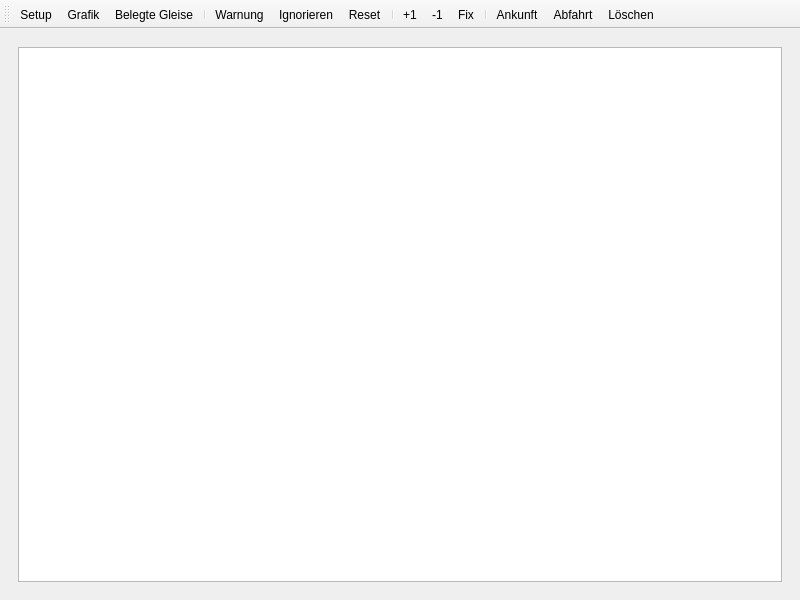
First picture: the form in stskit/qt/gleisbelegung.ui, repository topological-state/stskit, before the edit.
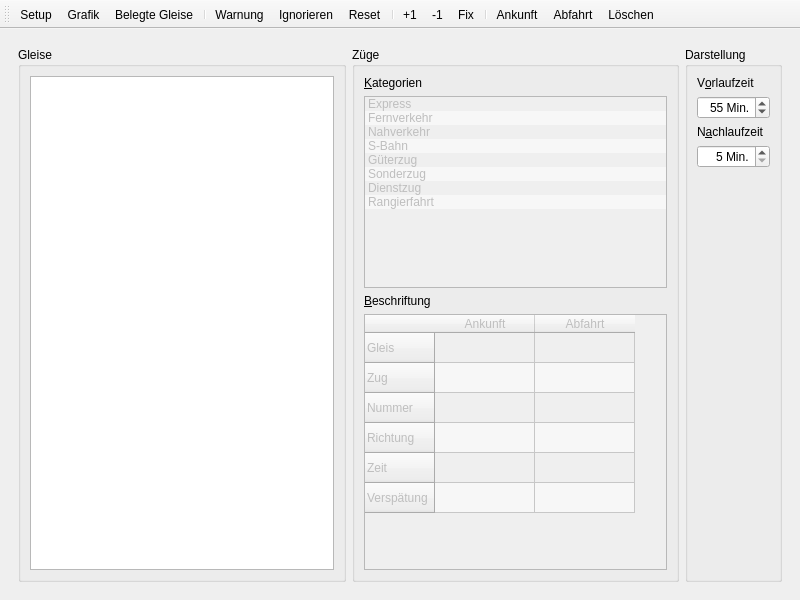
Second picture: the form after the edit. The open tabs and pages were chosen to show the change. Icons and pictures are not drawn.

The edit to the form file:
```diff
--- a/stskit/qt/gleisbelegung.ui
+++ b/stskit/qt/gleisbelegung.ui
@@ -14,7 +14,7 @@
    <string>MainWindow</string>
   </property>
   <widget class="QWidget" name="centralwidget">
-   <layout class="QVBoxLayout" name="verticalLayout">
+   <layout class="QHBoxLayout" name="horizontalLayout_3">
     <item>
      <widget class="QStackedWidget" name="stackedWidget">
       <property name="currentIndex">
@@ -23,10 +23,358 @@
       <widget class="QWidget" name="settings_page">
        <layout class="QHBoxLayout" name="horizontalLayout_2">
         <item>
-         <widget class="QTreeView" name="gleisView">
-          <property name="alternatingRowColors">
-           <bool>true</bool>
+         <widget class="QGroupBox" name="gleise_group">
+          <property name="title">
+           <string>Gleise</string>
           </property>
+          <layout class="QVBoxLayout" name="verticalLayout">
+           <item>
+            <widget class="QTreeView" name="gleisView">
+             <property name="alternatingRowColors">
+              <bool>true</bool>
+             </property>
+            </widget>
+           </item>
+          </layout>
+         </widget>
+        </item>
+        <item>
+         <widget class="QGroupBox" name="zuege_group">
+          <property name="title">
+           <string>Züge</string>
+          </property>
+          <layout class="QVBoxLayout" name="verticalLayout_2">
+           <item>
+            <widget class="QLabel" name="kategorien_label">
+             <property name="text">
+              <string>&amp;Kategorien</string>
+             </property>
+             <property name="buddy">
+              <cstring>kategorien_list</cstring>
+             </property>
+            </widget>
+           </item>
+           <item>
+            <widget class="QListWidget" name="kategorien_list">
+             <property name="enabled">
+              <bool>false</bool>
+             </property>
+             <property name="sizePolicy">
+              <sizepolicy hsizetype="Expanding" vsizetype="Preferred">
+               <horstretch>0</horstretch>
+               <verstretch>0</verstretch>
+              </sizepolicy>
+             </property>
+             <property name="alternatingRowColors">
+              <bool>true</bool>
+             </property>
+             <property name="selectionBehavior">
+              <enum>QAbstractItemView::SelectRows</enum>
+             </property>
+             <item>
+              <property name="text">
+               <string>Express</string>
+              </property>
+             </item>
+             <item>
+              <property name="text">
+               <string>Fernverkehr</string>
+              </property>
+             </item>
+             <item>
+              <property name="text">
+               <string>Nahverkehr</string>
+              </property>
+             </item>
+             <item>
+              <property name="text">
+               <string>S-Bahn</string>
+              </property>
+             </item>
+             <item>
+              <property name="text">
+               <string>Güterzug</string>
+              </property>
+             </item>
+             <item>
+              <property name="text">
+               <string>Sonderzug</string>
+              </property>
+             </item>
+             <item>
+              <property name="text">
+               <string>Dienstzug</string>
+              </property>
+             </item>
+             <item>
+              <property name="text">
+               <string>Rangierfahrt</string>
+              </property>
+             </item>
+            </widget>
+           </item>
+           <item>
+            <widget class="QLabel" name="beschriftung_label">
+             <property name="text">
+              <string>&amp;Beschriftung</string>
+             </property>
+             <property name="buddy">
+              <cstring>beschriftung_table</cstring>
+             </property>
+            </widget>
+           </item>
+           <item>
+            <widget class="QTableWidget" name="beschriftung_table">
+             <property name="enabled">
+              <bool>false</bool>
+             </property>
+             <property name="alternatingRowColors">
+              <bool>true</bool>
+             </property>
+             <property name="selectionMode">
+              <enum>QAbstractItemView::NoSelection</enum>
+             </property>
+             <row>
+              <property name="text">
+               <string>Gleis</string>
+              </property>
+             </row>
+             <row>
+              <property name="text">
+               <string>Zug</string>
+              </property>
+             </row>
+             <row>
+              <property name="text">
+               <string>Nummer</string>
+              </property>
+             </row>
+             <row>
+              <property name="text">
+               <string>Richtung</string>
+              </property>
+             </row>
+             <row>
+              <property name="text">
+               <string>Zeit</string>
+              </property>
+             </row>
+             <row>
+              <property name="text">
+               <string>Verspätung</string>
+              </property>
+             </row>
+             <column>
+              <property name="text">
+               <string>Ankunft</string>
+              </property>
+             </column>
+             <column>
+              <property name="text">
+               <string>Abfahrt</string>
+              </property>
+             </column>
+             <item row="0" column="0">
+              <property name="text">
+               <string/>
+              </property>
+              <property name="checkState">
+               <enum>Unchecked</enum>
+              </property>
+              <property name="flags">
+               <set>ItemIsUserCheckable|ItemIsEnabled</set>
+              </property>
+             </item>
+             <item row="0" column="1">
+              <property name="text">
+               <string/>
+              </property>
+              <property name="checkState">
+               <enum>Unchecked</enum>
+              </property>
+              <property name="flags">
+               <set>ItemIsUserCheckable|ItemIsEnabled</set>
+              </property>
+             </item>
+             <item row="1" column="0">
+              <property name="text">
+               <string/>
+              </property>
+              <property name="checkState">
+               <enum>Unchecked</enum>
+              </property>
+              <property name="flags">
+               <set>ItemIsUserCheckable|ItemIsEnabled</set>
+              </property>
+             </item>
+             <item row="1" column="1">
+              <property name="text">
+               <string/>
+              </property>
+              <property name="checkState">
+               <enum>Unchecked</enum>
+              </property>
+              <property name="flags">
+               <set>ItemIsUserCheckable|ItemIsEnabled</set>
+              </property>
+             </item>
+             <item row="2" column="0">
+              <property name="flags">
+               <set>ItemIsUserCheckable|ItemIsEnabled</set>
+              </property>
+             </item>
+             <item row="3" column="0">
+              <property name="text">
+               <string/>
+              </property>
+              <property name="checkState">
+               <enum>Unchecked</enum>
+              </property>
+              <property name="flags">
+               <set>ItemIsUserCheckable|ItemIsEnabled</set>
+              </property>
+             </item>
+             <item row="3" column="1">
+              <property name="text">
+               <string/>
+              </property>
+              <property name="checkState">
+               <enum>Unchecked</enum>
+              </property>
+              <property name="flags">
+               <set>ItemIsUserCheckable|ItemIsEnabled</set>
+              </property>
+             </item>
+             <item row="4" column="0">
+              <property name="text">
+               <string/>
+              </property>
+              <property name="checkState">
+               <enum>Unchecked</enum>
+              </property>
+              <property name="flags">
+               <set>ItemIsUserCheckable|ItemIsEnabled</set>
+              </property>
+             </item>
+             <item row="4" column="1">
+              <property name="text">
+               <string/>
+              </property>
+              <property name="checkState">
+               <enum>Unchecked</enum>
+              </property>
+              <property name="flags">
+               <set>ItemIsUserCheckable|ItemIsEnabled</set>
+              </property>
+             </item>
+             <item row="5" column="0">
+              <property name="text">
+               <string/>
+              </property>
+              <property name="checkState">
+               <enum>Unchecked</enum>
+              </property>
+              <property name="flags">
+               <set>ItemIsUserCheckable|ItemIsEnabled</set>
+              </property>
+             </item>
+             <item row="5" column="1">
+              <property name="text">
+               <string/>
+              </property>
+              <property name="checkState">
+               <enum>Unchecked</enum>
+              </property>
+              <property name="flags">
+               <set>ItemIsUserCheckable|ItemIsEnabled</set>
+              </property>
+             </item>
+            </widget>
+           </item>
+          </layout>
+         </widget>
+        </item>
+        <item>
+         <widget class="QGroupBox" name="darstellung_group">
+          <property name="title">
+           <string>Darstellung</string>
+          </property>
+          <layout class="QVBoxLayout" name="verticalLayout_3">
+           <item>
+            <widget class="QLabel" name="vorlaufzeit_label">
+             <property name="text">
+              <string>V&amp;orlaufzeit</string>
+             </property>
+             <property name="buddy">
+              <cstring>vorlaufzeit_spin</cstring>
+             </property>
+            </widget>
+           </item>
+           <item>
+            <widget class="QSpinBox" name="vorlaufzeit_spin">
+             <property name="alignment">
+              <set>Qt::AlignRight|Qt::AlignTrailing|Qt::AlignVCenter</set>
+             </property>
+             <property name="suffix">
+              <string> Min.</string>
+             </property>
+             <property name="minimum">
+              <number>15</number>
+             </property>
+             <property name="maximum">
+              <number>120</number>
+             </property>
+             <property name="singleStep">
+              <number>5</number>
+             </property>
+             <property name="value">
+              <number>55</number>
+             </property>
+            </widget>
+           </item>
+           <item>
+            <widget class="QLabel" name="nachlaufzeit_label">
+             <property name="text">
+              <string>N&amp;achlaufzeit</string>
+             </property>
+             <property name="buddy">
+              <cstring>nachlaufzeit_spin</cstring>
+             </property>
+            </widget>
+           </item>
+           <item>
+            <widget class="QSpinBox" name="nachlaufzeit_spin">
+             <property name="alignment">
+              <set>Qt::AlignRight|Qt::AlignTrailing|Qt::AlignVCenter</set>
+             </property>
+             <property name="suffix">
+              <string> Min.</string>
+             </property>
+             <property name="minimum">
+              <number>5</number>
+             </property>
+             <property name="maximum">
+              <number>120</number>
+             </property>
+             <property name="singleStep">
+              <number>5</number>
+             </property>
+             <property name="value">
+              <number>5</number>
+             </property>
+            </widget>
+           </item>
+           <item>
+            <widget class="QWidget" name="darstellung_stretch" native="true">
+             <property name="sizePolicy">
+              <sizepolicy hsizetype="Preferred" vsizetype="Expanding">
+               <horstretch>0</horstretch>
+               <verstretch>0</verstretch>
+              </sizepolicy>
+             </property>
+            </widget>
+           </item>
+          </layout>
          </widget>
         </item>
        </layout>
```
Left out of the diff: 28 changed lines with no effect on the pictures.
